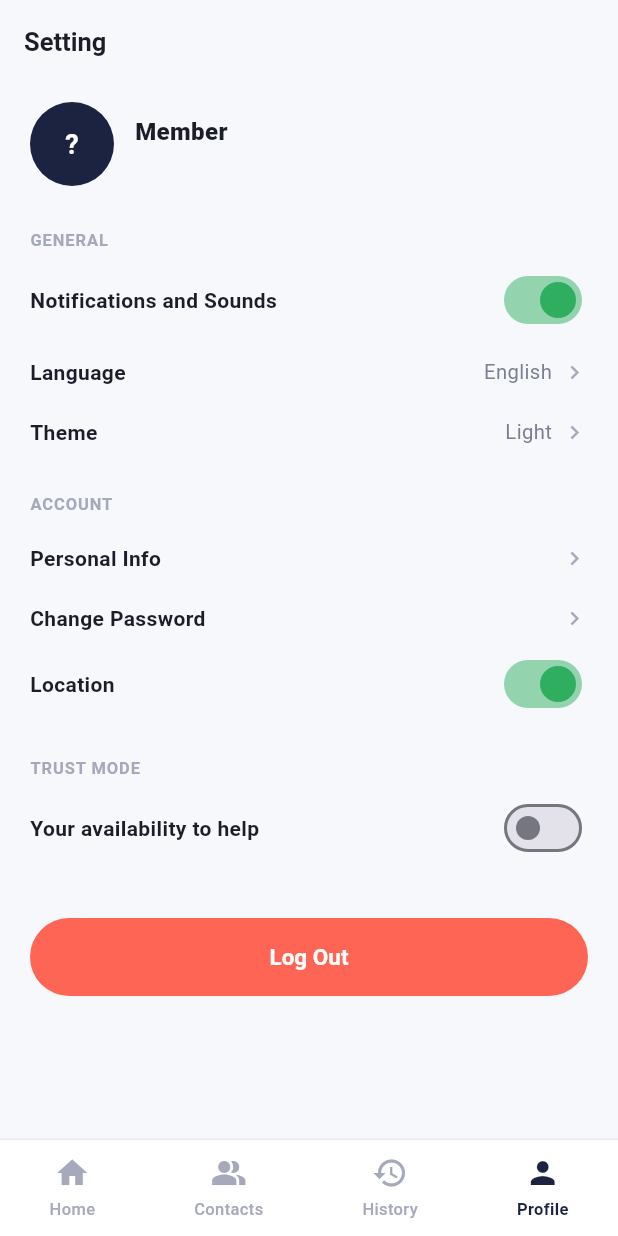
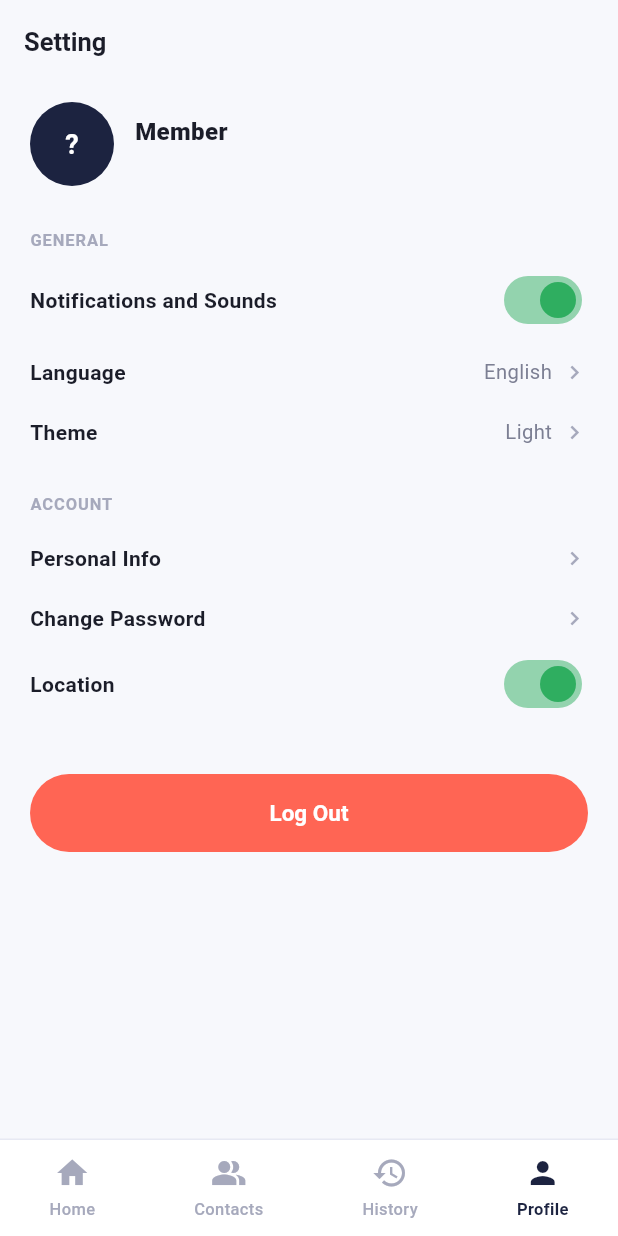
Before and after one commit to mean1718/PersonalSafetyCheck-in, a Flutter app: the ProfileScreen screen opened by its route, on a phone screen of 412 x 824 dp. Run offline on Flutter 3.47's test engine with Material 3 defaults, Android fonts, the phone set to English and light mode, and no system bars; our stand-ins replace flutter_map, geocoding, geolocator, latlong2, share_plus.

Commit message:
new code

```diff
--- a/Frontend_SafetyU/safetyU_app/lib/screens/profile_screen.dart
+++ b/Frontend_SafetyU/safetyU_app/lib/screens/profile_screen.dart
@@ -3,9 +3,7 @@ import 'package:geolocator/geolocator.dart';
 import '../theme/app_theme.dart';
 import '../theme/theme_controller.dart';
 import '../widgets/app_bottom_nav.dart';
-import '../widgets/responder_bottom_nav.dart';
 import '../services/app_session.dart';
-import '../models/user_role.dart';
 
 class ProfileScreen extends StatefulWidget {
   const ProfileScreen({super.key});
@@ -19,21 +17,6 @@ class _ProfileScreenState extends State<ProfileScreen> {
 
   void _onNavTap(int index) {
     if (index == _navIndex) return;
-    final isResponder = AppSession.instance.role == UserRole.emergencyResponder;
-    if (isResponder) {
-      switch (index) {
-        case 0:
-          Navigator.pushReplacementNamed(context, '/emergency-home');
-          break;
-        case 1:
-          Navigator.pushReplacementNamed(context, '/cases');
-          break;
-        case 2:
-          Navigator.pushReplacementNamed(context, '/reports');
-          break;
-      }
-      return;
-    }
     switch (index) {
       case 0:
         Navigator.pushReplacementNamed(context, '/home');
@@ -196,27 +179,6 @@ class _ProfileScreenState extends State<ProfileScreen> {
               value: session.locationSharingEnabled,
               onChanged: _toggleLocation,
             ),
-            const SizedBox(height: 20),
-            if (session.role == UserRole.emergencyResponder) ...[
-              const _SectionLabel('Officer Info'),
-              _ValueRow(
-                  label: 'Badge / Officer ID',
-                  value: session.badgeId.isEmpty ? '—' : session.badgeId,
-                  onTap: () {}),
-              _ValueRow(
-                  label: 'Verification',
-                  value: session.responderStatus.name == 'verified'
-                      ? 'Verified'
-                      : 'Pending',
-                  onTap: () {}),
-            ] else ...[
-              const _SectionLabel('Trust Mode'),
-              _SwitchRow(
-                label: 'Your availability to help',
-                value: session.availableToHelp,
-                onChanged: (v) => setState(() => session.availableToHelp = v),
-              ),
-            ],
             const SizedBox(height: 32),
             SizedBox(
               width: double.infinity,
@@ -238,9 +200,8 @@ class _ProfileScreenState extends State<ProfileScreen> {
           ],
         ),
       ),
-      bottomNavigationBar: session.role == UserRole.emergencyResponder
-          ? ResponderBottomNav(currentIndex: _navIndex, onTap: _onNavTap)
-          : AppBottomNav(currentIndex: _navIndex, onTap: _onNavTap),
+      bottomNavigationBar:
+          AppBottomNav(currentIndex: _navIndex, onTap: _onNavTap),
     );
   }
 }
```
